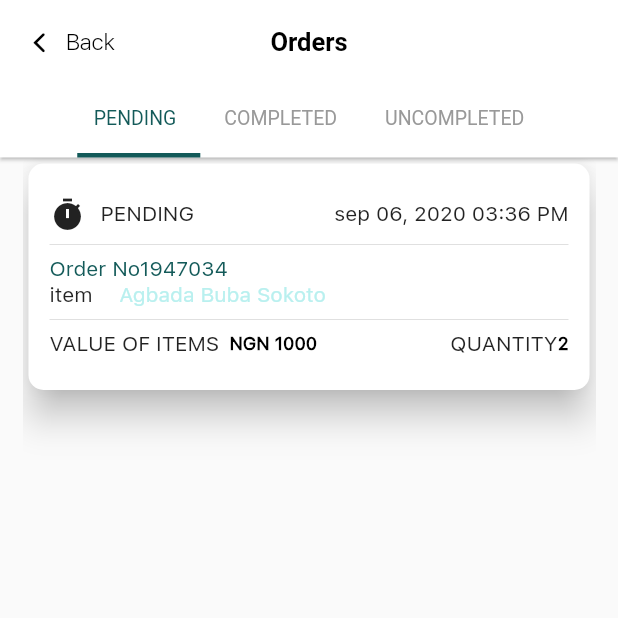
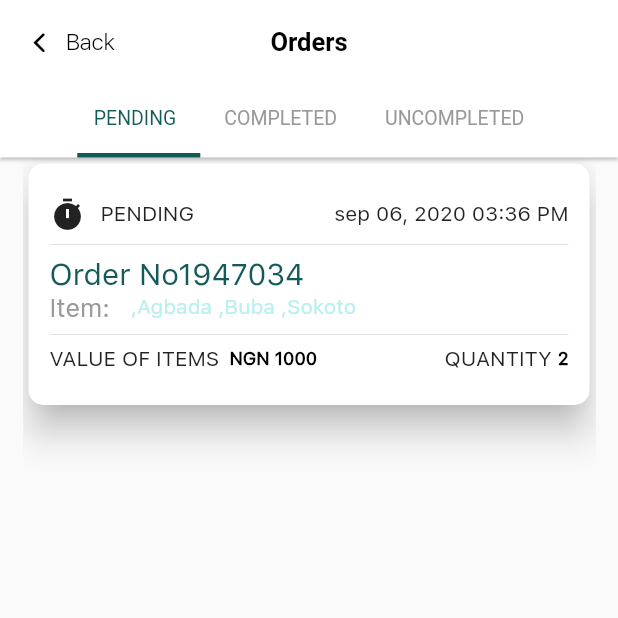
Before and after one commit to Francisop/launmax_lm_app, a Flutter app: the OrderScreen screen opened directly, on a phone screen of 412 x 824 dp, the top half of it. Run offline on Flutter 3.47's test engine with Material 2 defaults, Android fonts, the phone set to English and light mode, and no system bars; our stand-ins replace flutter_svg, outline_material_icons; project files that could hold a hidden picture were left out.

Commit message:
chore: order screen 51%

```diff
--- a/lib/ui/screens/order/order_screen.dart
+++ b/lib/ui/screens/order/order_screen.dart
@@ -159,14 +159,14 @@ class MyCards extends StatelessWidget {
                   Container(
                     alignment: Alignment.centerLeft,
                     child: Text(orderNo,
-                        style: TextStyle(color: Theme.of(context).primaryColor)),
+                        style: TextStyle(color: Theme.of(context).primaryColor,fontSize: 20)),
                   ),
                   Container(
                     child: Row(
                       children: [
-                        Text('item'),
+                        Text('Item:',style: TextStyle(color: Color(0xff999999),fontSize: 17),),
                         SizedBox(width: 10),
-                        Text(items.fold(" ", (v, e) => "$v" + " $e"),
+                        Text(items.fold("", (v, e) => "$v" + " ,$e"),
                             style: TextStyle(
                                 color: Theme.of(context).primaryColorLight)),
                       ],
@@ -195,7 +195,7 @@ class MyCards extends StatelessWidget {
                       Container(
                           child: Row(
                         children: [
-                          Text('QUANTITY'),
+                          Text('QUANTITY '),
                           Text(
                             quantity.toString(),
                             style: TextStyle(
```
